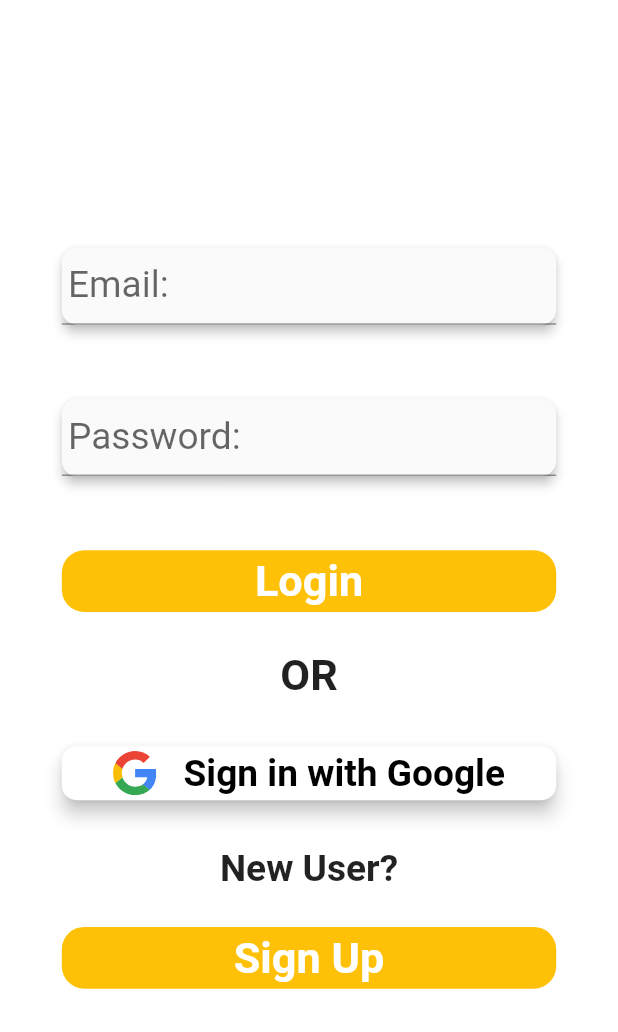
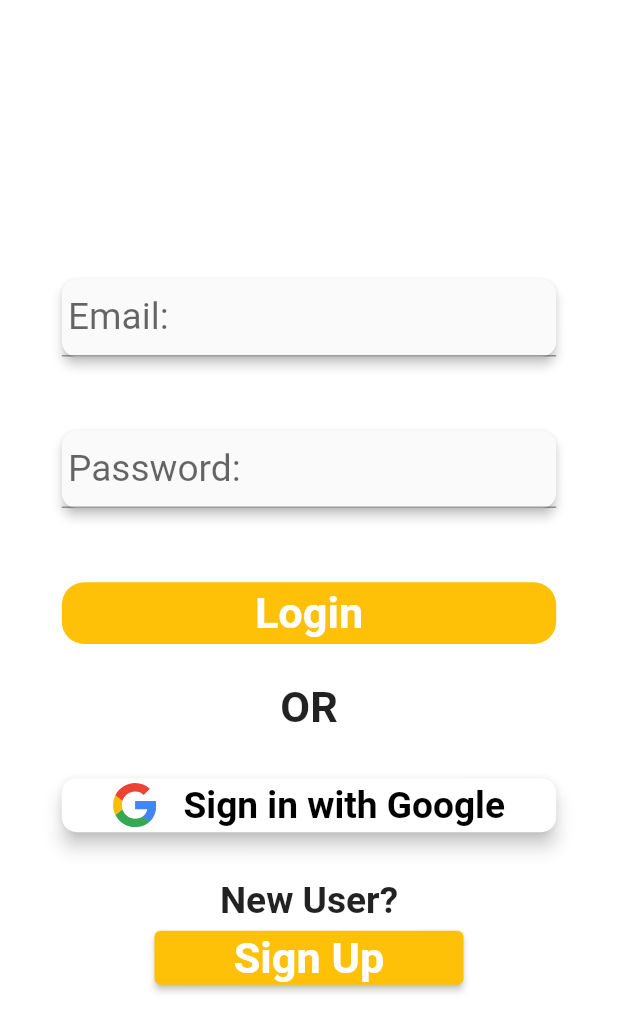
Before and after one commit to nsaesthetics/primebasket, a Flutter app: the screen it shows after launch, after a tap on "Sign Up", on a phone screen of 412 x 824 dp. Shown: the top 1032 px of the screen. Run offline on Flutter 3.47's test engine with Material 2 defaults, Android fonts, the phone set to English and light mode, and no system bars; our stand-ins replace flutter_svg, marquee; missing offline and left inert: currency_picker.

Commit message:
Login Screen: Button Widget Added.

```diff
--- a/lib/Screens/login_page.dart
+++ /dev/null
@@ -1,123 +0,0 @@
-
-import 'package:flutter/material.dart';
-import 'package:flutter_svg/flutter_svg.dart';
-
-class LoginPage extends StatelessWidget {
-  const LoginPage({Key? key}) : super(key: key);
-
-  @override
-  Widget build(BuildContext context) {
-    final Size size = MediaQuery.of(context).size;
-    return Scaffold(
-      backgroundColor: Colors.white,
-      body: Center(
-        child: Column(
-          mainAxisAlignment: MainAxisAlignment.center,
-          children: [
-            Padding(
-              padding: EdgeInsets.symmetric(horizontal: size.width*0.1, vertical: size.height*0.03),
-              child: Material(
-                shape: RoundedRectangleBorder(
-                  borderRadius: BorderRadius.circular(10),
-                ),
-                elevation: 3,
-                child: TextField(
-                  style: TextStyle(fontSize: size.width*0.06),
-                  decoration: InputDecoration(
-                    contentPadding: EdgeInsets.symmetric(horizontal: size.width*0.01),
-                     labelText: "Email:",
-                  ),
-                ),
-              ),
-            ),
-
-            Padding(
-              padding: EdgeInsets.symmetric(horizontal: size.width*0.1, vertical: size.height*0.03),
-              child: Material(
-                shape: RoundedRectangleBorder(
-                  borderRadius: BorderRadius.circular(10),
-                ),
-                elevation: 3,
-                child: TextField(
-                  style: TextStyle(fontSize: size.width*0.06),
-                  decoration: InputDecoration(
-                    contentPadding: EdgeInsets.symmetric(horizontal: size.width*0.01),
-                    labelText: "Password:",
-                  ),
-                ),
-              ),
-            ),
-            Padding(
-                padding: EdgeInsets.symmetric(horizontal: size.width*0.1, vertical: size.height*0.03),
-                child: Container(
-                width: MediaQuery.of(context).size.width * 0.8,
-                height:MediaQuery.of(context).size.width * 0.1,
-                decoration: BoxDecoration(
-                    borderRadius: BorderRadius.circular(15.0),
-                    color: Colors.amber,
-                    ),
-                child: MaterialButton(
-
-                  onPressed: (){
-                    Navigator.pushNamed(context, '/home');
-                  },
-                  child: Center(child: Text("Login",
-                    style: TextStyle(
-                        color: Colors.white,
-                        fontWeight: FontWeight.bold,
-                        fontSize: size.width*0.07),)),
-                )
-
-                ,
-              ),
-            ),
-            Text("OR", style: TextStyle(fontSize: size.width*0.07, fontWeight: FontWeight.bold),),
-            Padding(
-              padding: EdgeInsets.symmetric(horizontal: size.width*0.1, vertical: size.height*0.03),
-              child: MaterialButton(onPressed: (){},
-              shape: RoundedRectangleBorder(
-                borderRadius: BorderRadius.circular(10),
-              ),
-              color: Colors.white,
-                elevation: 5,
-              child: Row(
-                mainAxisAlignment: MainAxisAlignment.spaceEvenly,
-                children: [
-                  SvgPicture.asset('images/google.svg',width: MediaQuery.of(context).size.width*0.07),
-                  Text("Sign in with Google", style: TextStyle(fontSize: size.width*0.06, color: Colors.black, fontWeight: FontWeight.w700),)
-                ],
-              ),),
-            ),
-            Text("New User?", style: TextStyle(fontSize: size.width*0.06, fontWeight: FontWeight.bold),),
-
-
-            Padding(
-              padding: EdgeInsets.symmetric(horizontal: size.width*0.1, vertical: size.height*0.03),
-              child: Container(
-                width: MediaQuery.of(context).size.width * 0.8,
-                height:MediaQuery.of(context).size.width * 0.1,
-                decoration: BoxDecoration(
-                  borderRadius: BorderRadius.circular(15.0),
-                  color: Colors.amber,
-                ),
-                child: MaterialButton(
-
-                  onPressed: (){
-                    Navigator.pushNamed(context, '/cart');
-                  },
-                  child: Center(child: Text("Sign Up",
-                    style: TextStyle(
-                        color: Colors.white,
-                        fontWeight: FontWeight.bold,
-                        fontSize: size.width*0.07),)),
-                )
-
-                ,
-              ),
-            )
-          ],
-        ),
-      ),
-    );
-  }
-}
--- /dev/null
+++ b/lib/Screens/login_screen/login_screen_ui/login_screen_ui.dart
@@ -0,0 +1,144 @@
+import 'package:flutter/material.dart';
+import 'package:flutter_svg/flutter_svg.dart';
+
+import '../login_screen_widgets/login_screen_button_widget.dart';
+
+class LoginScreenUI extends StatelessWidget {
+  const LoginScreenUI({Key? key}) : super(key: key);
+
+  @override
+  Widget build(BuildContext context) {
+    final Size size = MediaQuery.of(context).size;
+    return Scaffold(
+      backgroundColor: Colors.white,
+      body: Center(
+        child: Column(
+          mainAxisAlignment: MainAxisAlignment.center,
+          children: [
+            Padding(
+              padding: EdgeInsets.symmetric(
+                  horizontal: size.width * 0.1, vertical: size.height * 0.03),
+              child: Material(
+                shape: RoundedRectangleBorder(
+                  borderRadius: BorderRadius.circular(10),
+                ),
+                elevation: 3,
+                child: TextField(
+                  style: TextStyle(fontSize: size.width * 0.06),
+                  decoration: InputDecoration(
+                    contentPadding:
+                        EdgeInsets.symmetric(horizontal: size.width * 0.01),
+                    labelText: "Email:",
+                  ),
+                ),
+              ),
+            ),
+            Padding(
+              padding: EdgeInsets.symmetric(
+                  horizontal: size.width * 0.1, vertical: size.height * 0.03),
+              child: Material(
+                shape: RoundedRectangleBorder(
+                  borderRadius: BorderRadius.circular(10),
+                ),
+                elevation: 3,
+                child: TextField(
+                  style: TextStyle(fontSize: size.width * 0.06),
+                  decoration: InputDecoration(
+                    contentPadding:
+                        EdgeInsets.symmetric(horizontal: size.width * 0.01),
+                    labelText: "Password:",
+                  ),
+                ),
+              ),
+            ),
+            Padding(
+              padding: EdgeInsets.symmetric(
+                  horizontal: size.width * 0.1, vertical: size.height * 0.03),
+              child: Container(
+                width: MediaQuery.of(context).size.width * 0.8,
+                height: MediaQuery.of(context).size.width * 0.1,
+                decoration: BoxDecoration(
+                  borderRadius: BorderRadius.circular(15.0),
+                  color: Colors.amber,
+                ),
+                child: MaterialButton(
+                  onPressed: () {
+                    Navigator.pushNamed(context, '/home');
+                  },
+                  child: Center(
+                      child: Text(
+                    "Login",
+                    style: TextStyle(
+                        color: Colors.white,
+                        fontWeight: FontWeight.bold,
+                        fontSize: size.width * 0.07),
+                  )),
+                ),
+              ),
+            ),
+            Text(
+              "OR",
+              style: TextStyle(
+                  fontSize: size.width * 0.07, fontWeight: FontWeight.bold),
+            ),
+            Padding(
+              padding: EdgeInsets.symmetric(
+                  horizontal: size.width * 0.1, vertical: size.height * 0.03),
+              child: MaterialButton(
+                onPressed: () {},
+                shape: RoundedRectangleBorder(
+                  borderRadius: BorderRadius.circular(10),
+                ),
+                color: Colors.white,
+                elevation: 5,
+                child: Row(
+                  mainAxisAlignment: MainAxisAlignment.spaceEvenly,
+                  children: [
+                    SvgPicture.asset('images/google.svg',
+                        width: MediaQuery.of(context).size.width * 0.07),
+                    Text(
+                      "Sign in with Google",
+                      style: TextStyle(
+                          fontSize: size.width * 0.06,
+                          color: Colors.black,
+                          fontWeight: FontWeight.w700),
+                    )
+                  ],
+                ),
+              ),
+            ),
+            Text(
+              "New User?",
+              style: TextStyle(
+                  fontSize: size.width * 0.06, fontWeight: FontWeight.bold),
+            ),
+            // Padding(
+            //   padding: EdgeInsets.symmetric(
+            //       horizontal: size.width * 0.1, vertical: size.height * 0.03),
+            //   child: Container(
+            //     width: MediaQuery.of(context).size.width * 0.8,
+            //     height: MediaQuery.of(context).size.width * 0.1,
+            //     decoration: BoxDecoration(
+            //       borderRadius: BorderRadius.circular(15.0),
+            //       color: Colors.amber,
+            //     ),
+            //     child: MaterialButton(
+            //       onPressed: () {},
+            //       child: Center(
+            //           child: Text(
+            //         "Sign Up",
+            //         style: TextStyle(
+            //             color: Colors.white,
+            //             fontWeight: FontWeight.bold,
+            //             fontSize: size.width * 0.07),
+            //       )),
+            //     ),
+            //   ),
+            // ),
+            LoginScreenButtonWidget(size: size)
+          ],
+        ),
+      ),
+    );
+  }
+}
--- /dev/null
+++ b/lib/Screens/login_screen/login_screen_widgets/login_screen_button_widget.dart
@@ -0,0 +1,30 @@
+
+import 'package:flutter/material.dart';
+
+class LoginScreenButtonWidget extends StatelessWidget {
+  const LoginScreenButtonWidget({
+    Key? key,
+    required this.size,
+  }) : super(key: key);
+
+  final Size size;
+
+  @override
+  Widget build(BuildContext context) {
+    return SizedBox(
+      width: size.width*0.5,
+      child: ElevatedButton(
+          onPressed: () {},
+          style: ElevatedButton.styleFrom(
+            backgroundColor:Colors.amber,
+          ),
+          child: Text(
+            "Sign Up",
+            style: TextStyle(
+                color: Colors.white,
+                fontWeight: FontWeight.bold,
+                fontSize: size.width * 0.07),
+          )),
+    );
+  }
+}
--- a/lib/main.dart
+++ b/lib/main.dart
@@ -1,7 +1,7 @@
 import 'package:flutter/material.dart';
 import 'package:primebasket/Screens/binance_page.dart';
 import 'package:primebasket/Screens/home_page.dart';
-import 'package:primebasket/Screens/login_page.dart';
+import 'package:primebasket/Screens/login_screen/login_screen_ui/login_screen_ui.dart';
 import 'package:primebasket/Screens/mobibank_wallet_page.dart';
 import 'package:primebasket/Screens/notification_page.dart';
 import 'package:primebasket/Screens/order_fulfullment_page.dart';
@@ -12,20 +12,19 @@ import 'package:primebasket/Screens/withrawal_deposit.dart';
 
 void main() {
   runApp(MaterialApp(
-    home: const LoginPage(),
-
-    routes:{
-      'login':(context)=>const LoginPage(),
-      '/home':(context)=>const HomePage(),
-      '/topup':(context)=>const TopUpPage(),
-      '/notif':(context)=> const NotifPage(),
-      '/orderfulfill':(context)=>const OrderFulfulled(),
-      '/withdrawal':(context)=>const WithdrawalPage(),
-      '/p2p':(context)=> const P2pTadingPage(),
-      '/share':(context)=>const SharePage(),
-      '/binance':(context)=> const BinancePage(),
-      '/mobiwallet':(context) => const MobileWallet()
-
+    home: const LoginScreenUI(),
+    routes: {
+      //TODO: Correct Login
+      'login': (context) => const LoginScreenUI(),
+      '/home': (context) => const HomePage(),
+      '/topup': (context) => const TopUpPage(),
+      '/notif': (context) => const NotifPage(),
+      '/orderfulfill': (context) => const OrderFulfulled(),
+      '/withdrawal': (context) => const WithdrawalPage(),
+      '/p2p': (context) => const P2pTadingPage(),
+      '/share': (context) => const SharePage(),
+      '/binance': (context) => const BinancePage(),
+      '/mobiwallet': (context) => const MobileWallet(),
     },
   ));
 }
```
